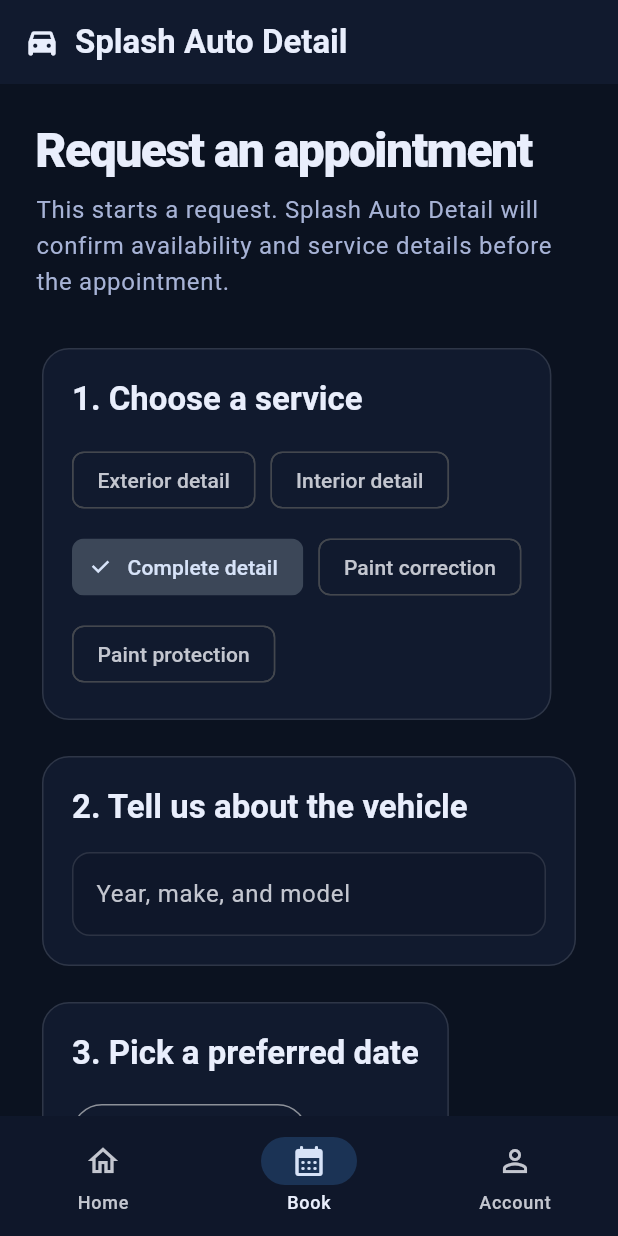
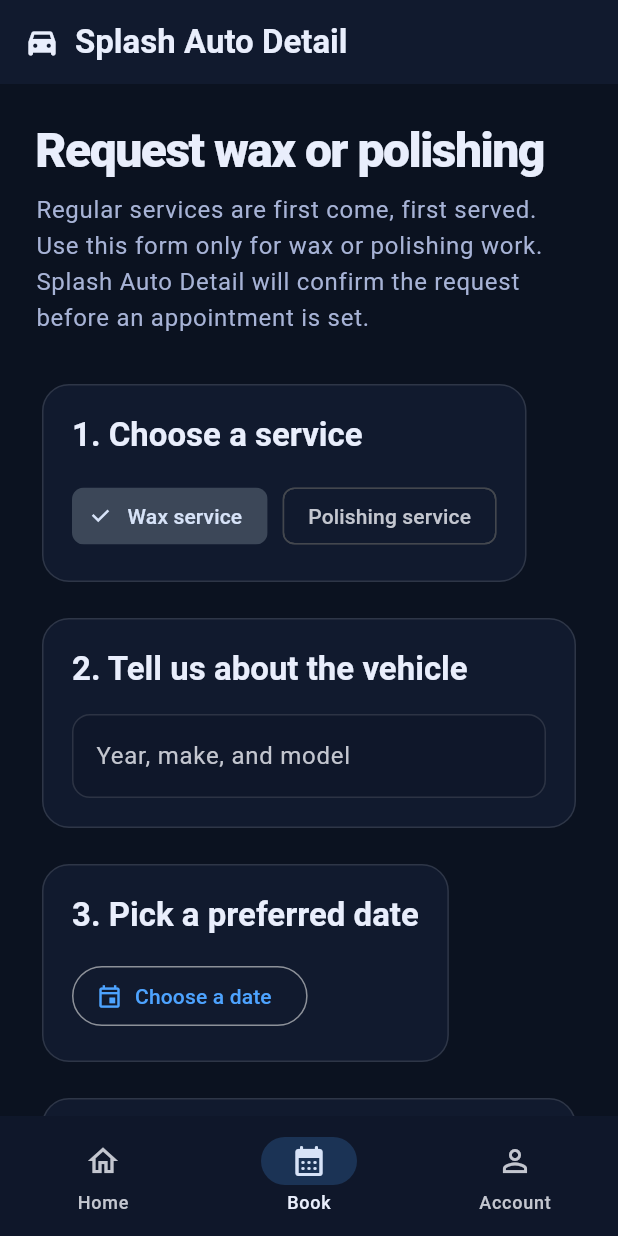
Before and after one commit to ddesantiag0/splash-auto-detail, a Flutter app: the screen it shows after launch, item 2 of the bottom bar chosen, on a phone screen of 412 x 824 dp. Run offline on Flutter 3.47's test engine with Material 3 defaults, Android fonts, the phone set to English and light mode, and no system bars.

Commit message:
feat: align service flow with walk-in policy

```diff
--- a/app/lib/features/booking/domain/booking_draft.dart
+++ b/app/lib/features/booking/domain/booking_draft.dart
@@ -1,9 +1,6 @@
 enum DetailService {
-  exterior('Exterior detail'),
-  interior('Interior detail'),
-  complete('Complete detail'),
-  paintCorrection('Paint correction'),
-  protection('Paint protection');
+  wax('Wax service'),
+  polishing('Polishing service');
 
   const DetailService(this.label);
 
--- a/app/lib/features/booking/presentation/booking_screen.dart
+++ b/app/lib/features/booking/presentation/booking_screen.dart
@@ -17,7 +17,7 @@ class _BookingScreenState extends State<BookingScreen> {
   final _phoneController = TextEditingController();
   final _notesController = TextEditingController();
 
-  DetailService _service = DetailService.complete;
+  DetailService _service = DetailService.wax;
   DateTime? _preferredDate;
 
   @override
@@ -98,13 +98,14 @@ class _BookingScreenState extends State<BookingScreen> {
                 crossAxisAlignment: CrossAxisAlignment.start,
                 children: [
                   Text(
-                    'Request an appointment',
+                    'Request wax or polishing',
                     style: Theme.of(context).textTheme.headlineLarge,
                   ),
                   const SizedBox(height: 8),
                   Text(
-                    'This starts a request. Splash Auto Detail will confirm '
-                    'availability and service details before the appointment.',
+                    'Regular services are first come, first served. Use this '
+                    'form only for wax or polishing work. Splash Auto Detail '
+                    'will confirm the request before an appointment is set.',
                     style: Theme.of(context).textTheme.bodyLarge,
                   ),
                   const SizedBox(height: 28),
--- a/app/lib/features/home/presentation/home_screen.dart
+++ b/app/lib/features/home/presentation/home_screen.dart
@@ -25,15 +25,16 @@ class HomeScreen extends StatelessWidget {
               ),
               const SizedBox(height: 12),
               Text(
-                'Start an appointment request, tell us about your vehicle, '
-                'and let Splash Auto Detail confirm the right service.',
+                'Regular services are first come, first served. Wax and '
+                'polishing jobs can be requested in advance and are confirmed '
+                'by Splash Auto Detail.',
                 style: Theme.of(context).textTheme.bodyLarge,
               ),
               const SizedBox(height: 24),
               FilledButton.icon(
                 onPressed: onStartBooking,
                 icon: const Icon(Icons.calendar_month_rounded),
-                label: const Text('Request an appointment'),
+                label: const Text('Request wax or polishing'),
               ),
               const SizedBox(height: 32),
               const Wrap(
```
Also changed, not shown: 9 other files.
